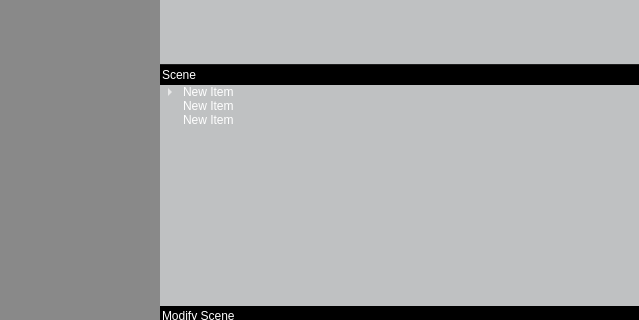
First picture: the form in Dev/OSG/Src/SceneEditor/libSceneEditor/VRShopBuilder_GUI.ui, repository octaviansoldea/VRShop, before the edit; both pictures show x 496 to 1135 and y 191 to 511 of the 1135 by 949 pixel window.
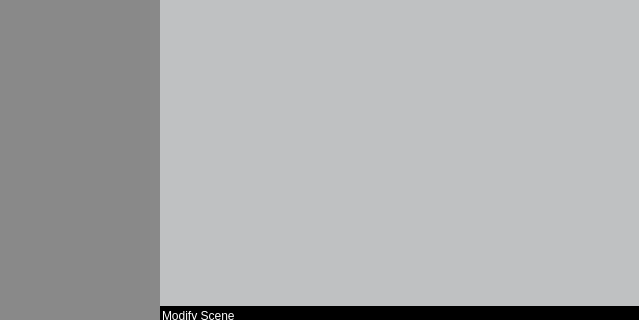
Second picture: the form after the edit. Icons and pictures are not drawn. Custom widgets are drawn as their Qt base class.

Commit message: QTreeView started, reconstruction of the project

```diff
--- a/Dev/OSG/Src/SceneEditor/libSceneEditor/VRShopBuilder_GUI.ui
+++ b/Dev/OSG/Src/SceneEditor/libSceneEditor/VRShopBuilder_GUI.ui
@@ -2857,7 +2857,7 @@
              </widget>
             </item>
             <item>
-             <widget class="QTreeWidget" name="m_pTreeWidget">
+             <widget class="QTreeView" name="m_pTreeView">
               <property name="enabled">
                <bool>true</bool>
               </property>
@@ -2910,61 +2910,15 @@
               <property name="headerHidden">
                <bool>false</bool>
               </property>
-              <attribute name="headerVisible">
-               <bool>true</bool>
-              </attribute>
-              <attribute name="headerCascadingSectionResizes">
-               <bool>true</bool>
+              <attribute name="headerDefaultSectionSize">
+               <number>1</number>
               </attribute>
               <attribute name="headerHighlightSections">
+               <bool>true</bool>
+              </attribute>
+              <attribute name="headerShowSortIndicator" stdset="0">
                <bool>false</bool>
               </attribute>
-              <column>
-               <property name="text">
-                <string>Scene</string>
-               </property>
-               <property name="background">
-                <color alpha="0">
-                 <red>0</red>
-                 <green>0</green>
-                 <blue>0</blue>
-                </color>
-               </property>
-               <property name="foreground">
-                <brush brushstyle="SolidPattern">
-                 <color alpha="255">
-                  <red>0</red>
-                  <green>0</green>
-                  <blue>0</blue>
-                 </color>
-                </brush>
-               </property>
-              </column>
-              <item>
-               <property name="text">
-                <string>New Item</string>
-               </property>
-               <item>
-                <property name="text">
-                 <string>New Subitem</string>
-                </property>
-                <item>
-                 <property name="text">
-                  <string>New Subitem</string>
-                 </property>
-                </item>
-               </item>
-              </item>
-              <item>
-               <property name="text">
-                <string>New Item</string>
-               </property>
-              </item>
-              <item>
-               <property name="text">
-                <string>New Item</string>
-               </property>
-              </item>
              </widget>
             </item>
             <item>
```
Left out of the diff: 12 changed lines with no effect on the pictures. The commit also changes 11 other files.
